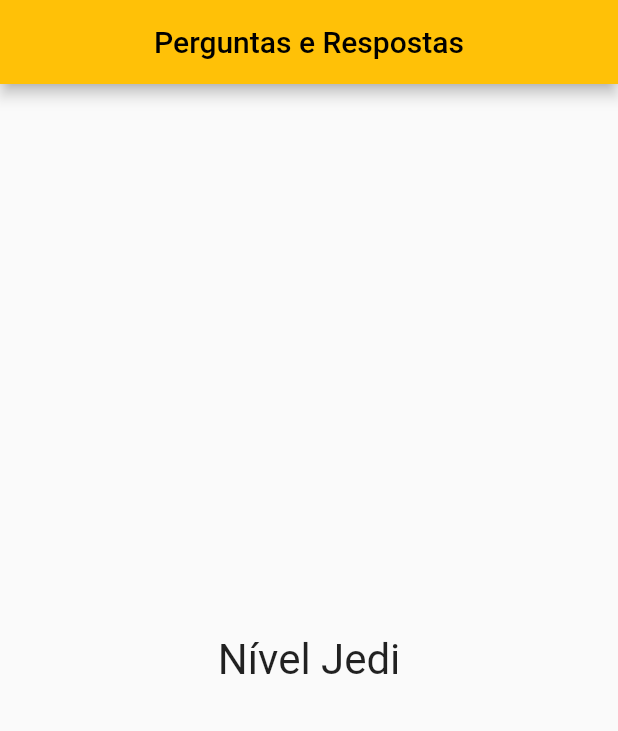
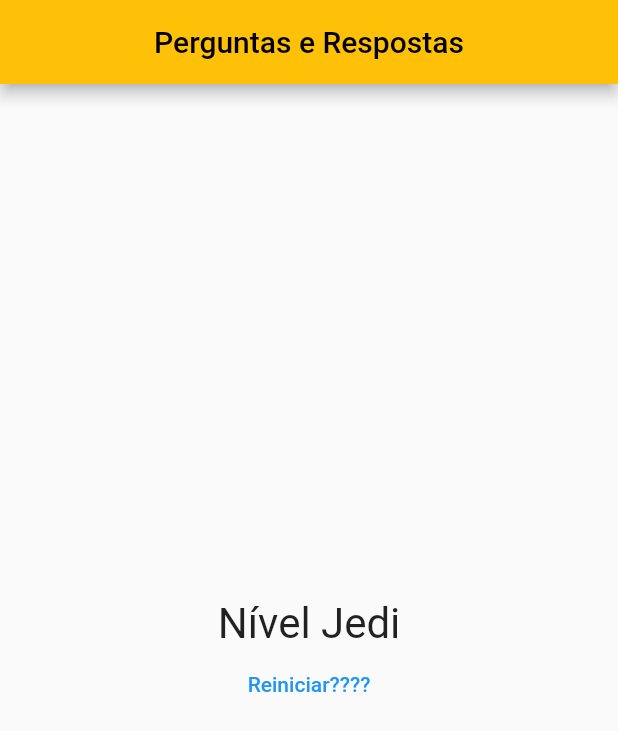
Before and after one commit to ajoluam/projeto_perguntas, a Flutter app: the screen it shows after launch, after a tap on "Preto", after a tap on "Cobra", after a tap on "Maria", on a phone screen of 412 x 824 dp. Shown: the top 731 px of the screen. Run offline on Flutter 3.47's test engine with Material 2 defaults, Android fonts, the phone set to English and light mode, and no system bars.

Commit message:
Adiconando Reiniciar no final

```diff
--- a/lib/main.dart
+++ b/lib/main.dart
@@ -23,6 +23,13 @@ class _PerguntasAppState extends State<_PerguntasApp> {
     });
   }
 
+  void _reiniciarQuestionario() {
+    setState(() {
+      _perguntaSelecionada = 0;
+      _pontuacaoTotal = 0;
+    });
+  }
+
   bool get aindaTemPerguntaParaResponder {
     return _perguntaSelecionada < Constants.PERGUNTAS.length;
   }
@@ -43,7 +50,10 @@ class _PerguntasAppState extends State<_PerguntasApp> {
                 funcao: _adicionaMaisUm,
                 perguntaSelecionada: _perguntaSelecionada,
               )
-            : Resultado(pontuacao: _pontuacaoTotal),
+            : Resultado(
+                pontuacao: _pontuacaoTotal,
+                deveReiniciarQuestionario: _reiniciarQuestionario,
+              ),
       ),
     );
   }
--- a/lib/resultado.dart
+++ b/lib/resultado.dart
@@ -2,10 +2,9 @@ import 'package:flutter/material.dart';
 
 class Resultado extends StatelessWidget {
   final int pontuacao;
+  final void Function() deveReiniciarQuestionario;
 
-  Resultado({
-    required this.pontuacao,
-  });
+  Resultado({required this.pontuacao, required this.deveReiniciarQuestionario});
 
   String get fraseResultado {
     if (pontuacao < 8)
@@ -20,9 +19,23 @@ class Resultado extends StatelessWidget {
 
   @override
   Widget build(BuildContext context) {
-    return Center(
-      //Caso não haja mais perguntas exibiremos uma tela parabenizando
-      child: Text(fraseResultado, style: TextStyle(fontSize: 28)),
+    return Column(
+      mainAxisAlignment: MainAxisAlignment.center,
+      children: [
+        Center(
+          //Caso não haja mais perguntas exibiremos uma tela parabenizando
+          child: Text(
+            fraseResultado,
+            style: TextStyle(fontSize: 28),
+          ),
+        ),
+        TextButton(
+            onPressed: deveReiniciarQuestionario,
+            child: const Text(
+              "Reiniciar????",
+              style: TextStyle(fontSize: 14),
+            ))
+      ],
     );
   }
 }
```
